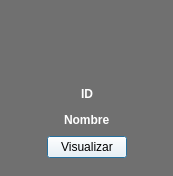
camvaz/restaurante-ihc, file Restaurante/Administrador/tarjeta_perfil_empleado.ui: the form before one commit.
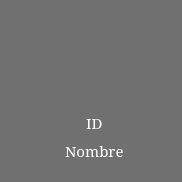
The form after the commit. Icons and pictures are not drawn.

Diff of the .ui file:
```diff
--- a/Restaurante/Administrador/tarjeta_perfil_empleado.ui
+++ b/Restaurante/Administrador/tarjeta_perfil_empleado.ui
@@ -6,20 +6,20 @@
    <rect>
     <x>0</x>
     <y>0</y>
-    <width>173</width>
-    <height>176</height>
+    <width>182</width>
+    <height>182</height>
    </rect>
   </property>
   <property name="minimumSize">
    <size>
-    <width>173</width>
-    <height>176</height>
+    <width>150</width>
+    <height>150</height>
    </size>
   </property>
   <property name="maximumSize">
    <size>
-    <width>173</width>
-    <height>176</height>
+    <width>182</width>
+    <height>182</height>
    </size>
   </property>
   <property name="windowTitle">
@@ -28,10 +28,105 @@
   <property name="styleSheet">
    <string notr="true">background-color: #707070;</string>
   </property>
-  <layout class="QGridLayout" name="gridLayout">
-   <item row="1" column="0">
-    <layout class="QVBoxLayout" name="verticalLayout">
-     <item>
+  <layout class="QGridLayout" name="gridLayout_2">
+   <item row="0" column="0" rowspan="2" colspan="2">
+    <widget class="QPushButton" name="btn_visualizar">
+     <property name="minimumSize">
+      <size>
+       <width>100</width>
+       <height>100</height>
+      </size>
+     </property>
+     <property name="maximumSize">
+      <size>
+       <width>182</width>
+       <height>182</height>
+      </size>
+     </property>
+     <property name="cursor">
+      <cursorShape>PointingHandCursor</cursorShape>
+     </property>
+     <property name="styleSheet">
+      <string notr="true">background-color: transparent;
+color:black;
+border: none;
+</string>
+     </property>
+     <property name="text">
+      <string/>
+     </property>
+    </widget>
+   </item>
+   <item row="1" column="1">
+    <layout class="QGridLayout" name="gridLayout">
+     <item row="5" column="0">
+      <spacer name="verticalSpacer_3">
+       <property name="orientation">
+        <enum>Qt::Vertical</enum>
+       </property>
+       <property name="sizeHint" stdset="0">
+        <size>
+         <width>20</width>
+         <height>10</height>
+        </size>
+       </property>
+      </spacer>
+     </item>
+     <item row="4" column="0">
+      <layout class="QHBoxLayout" name="horizontalLayout_2">
+       <item>
+        <spacer name="horizontalSpacer_5">
+         <property name="orientation">
+          <enum>Qt::Horizontal</enum>
+         </property>
+         <property name="sizeHint" stdset="0">
+          <size>
+           <width>13</width>
+           <height>20</height>
+          </size>
+         </property>
+        </spacer>
+       </item>
+       <item>
+        <widget class="QLabel" name="label_nombre">
+         <property name="sizePolicy">
+          <sizepolicy hsizetype="Preferred" vsizetype="Fixed">
+           <horstretch>0</horstretch>
+           <verstretch>0</verstretch>
+          </sizepolicy>
+         </property>
+         <property name="font">
+          <font>
+           <family>Noto Serif</family>
+           <pointsize>11</pointsize>
+           <weight>50</weight>
+           <bold>false</bold>
+          </font>
+         </property>
+         <property name="styleSheet">
+          <string notr="true">color: rgb(255, 255, 255);</string>
+         </property>
+         <property name="text">
+          <string>Nombre</string>
+         </property>
+        </widget>
+       </item>
+       <item>
+        <spacer name="horizontalSpacer_6">
+         <property name="orientation">
+          <enum>Qt::Horizontal</enum>
+         </property>
+         <property name="sizeHint" stdset="0">
+          <size>
+           <width>13</width>
+           <height>20</height>
+          </size>
+         </property>
+        </spacer>
+       </item>
+      </layout>
+     </item>
+     <item row="1" column="0">
       <layout class="QHBoxLayout" name="horizontalLayout_4">
        <item>
         <spacer name="horizontalSpacer">
@@ -50,14 +145,14 @@
         <widget class="QLabel" name="label">
          <property name="minimumSize">
           <size>
-           <width>60</width>
-           <height>60</height>
+           <width>70</width>
+           <height>70</height>
           </size>
          </property>
          <property name="maximumSize">
           <size>
-           <width>60</width>
-           <height>60</height>
+           <width>70</width>
+           <height>70</height>
           </size>
          </property>
          <property name="styleSheet">
@@ -89,7 +184,20 @@
        </item>
       </layout>
      </item>
-     <item>
+     <item row="0" column="0">
+      <spacer name="verticalSpacer">
+       <property name="orientation">
+        <enum>Qt::Vertical</enum>
+       </property>
+       <property name="sizeHint" stdset="0">
+        <size>
+         <width>20</width>
+         <height>10</height>
+        </size>
+       </property>
+      </spacer>
+     </item>
+     <item row="3" column="0">
       <layout class="QHBoxLayout" name="horizontalLayout_3">
        <item>
         <spacer name="horizontalSpacer_4">
@@ -114,9 +222,10 @@
          </property>
          <property name="font">
           <font>
-           <family>Arial</family>
-           <weight>75</weight>
-           <bold>true</bold>
+           <family>Noto Serif</family>
+           <pointsize>11</pointsize>
+           <weight>50</weight>
+           <bold>false</bold>
           </font>
          </property>
          <property name="styleSheet">
@@ -143,129 +252,24 @@
        </item>
       </layout>
      </item>
-     <item>
-      <layout class="QHBoxLayout" name="horizontalLayout_2">
-       <item>
-        <spacer name="horizontalSpacer_5">
-         <property name="orientation">
-          <enum>Qt::Horizontal</enum>
-         </property>
-         <property name="sizeHint" stdset="0">
-          <size>
-           <width>13</width>
-           <height>20</height>
-          </size>
-         </property>
-        </spacer>
-       </item>
-       <item>
-        <widget class="QLabel" name="label_nombre">
-         <property name="sizePolicy">
-          <sizepolicy hsizetype="Preferred" vsizetype="Fixed">
-           <horstretch>0</horstretch>
-           <verstretch>0</verstretch>
-          </sizepolicy>
-         </property>
-         <property name="font">
-          <font>
-           <family>Arial</family>
-           <weight>75</weight>
-           <bold>true</bold>
-          </font>
-         </property>
-         <property name="styleSheet">
-          <string notr="true">color: rgb(255, 255, 255);</string>
-         </property>
-         <property name="text">
-          <string>Nombre</string>
-         </property>
-        </widget>
-       </item>
-       <item>
-        <spacer name="horizontalSpacer_6">
-         <property name="orientation">
-          <enum>Qt::Horizontal</enum>
-         </property>
-         <property name="sizeHint" stdset="0">
-          <size>
-           <width>13</width>
-           <height>20</height>
-          </size>
-         </property>
-        </spacer>
-       </item>
-      </layout>
-     </item>
-     <item>
-      <layout class="QHBoxLayout" name="horizontalLayout">
-       <item>
-        <spacer name="horizontalSpacer_8">
-         <property name="orientation">
-          <enum>Qt::Horizontal</enum>
-         </property>
-         <property name="sizeHint" stdset="0">
-          <size>
-           <width>13</width>
-           <height>20</height>
-          </size>
-         </property>
-        </spacer>
-       </item>
-       <item>
-        <widget class="QPushButton" name="btn_visualizar">
-         <property name="styleSheet">
-          <string notr="true">background-color: rgb(255, 255, 255);
-color:black;
-</string>
-         </property>
-         <property name="text">
-          <string>Visualizar</string>
-         </property>
-        </widget>
-       </item>
-       <item>
-        <spacer name="horizontalSpacer_7">
-         <property name="orientation">
-          <enum>Qt::Horizontal</enum>
-         </property>
-         <property name="sizeHint" stdset="0">
-          <size>
-           <width>13</width>
-           <height>20</height>
-          </size>
-         </property>
-        </spacer>
-       </item>
-      </layout>
+     <item row="2" column="0">
+      <spacer name="verticalSpacer_2">
+       <property name="orientation">
+        <enum>Qt::Vertical</enum>
+       </property>
+       <property name="sizeType">
+        <enum>QSizePolicy::Fixed</enum>
+       </property>
+       <property name="sizeHint" stdset="0">
+        <size>
+         <width>20</width>
+         <height>10</height>
+        </size>
+       </property>
+      </spacer>
      </item>
     </layout>
    </item>
-   <item row="0" column="0">
-    <spacer name="verticalSpacer">
-     <property name="orientation">
-      <enum>Qt::Vertical</enum>
-     </property>
-     <property name="sizeHint" stdset="0">
-      <size>
-       <width>20</width>
-       <height>40</height>
-      </size>
-     </property>
-    </spacer>
-   </item>
-   <item row="2" column="0">
-    <spacer name="verticalSpacer_2">
-     <property name="orientation">
-      <enum>Qt::Vertical</enum>
-     </property>
-     <property name="sizeHint" stdset="0">
-      <size>
-       <width>20</width>
-       <height>40</height>
-      </size>
-     </property>
-    </spacer>
-   </item>
   </layout>
  </widget>
  <resources/>
```
